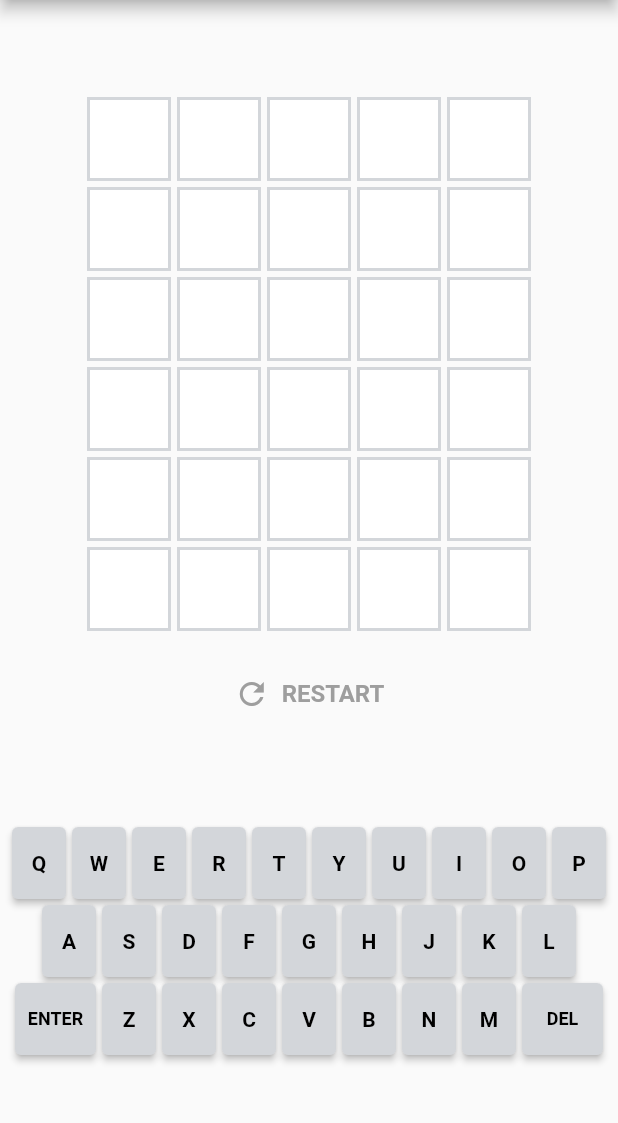
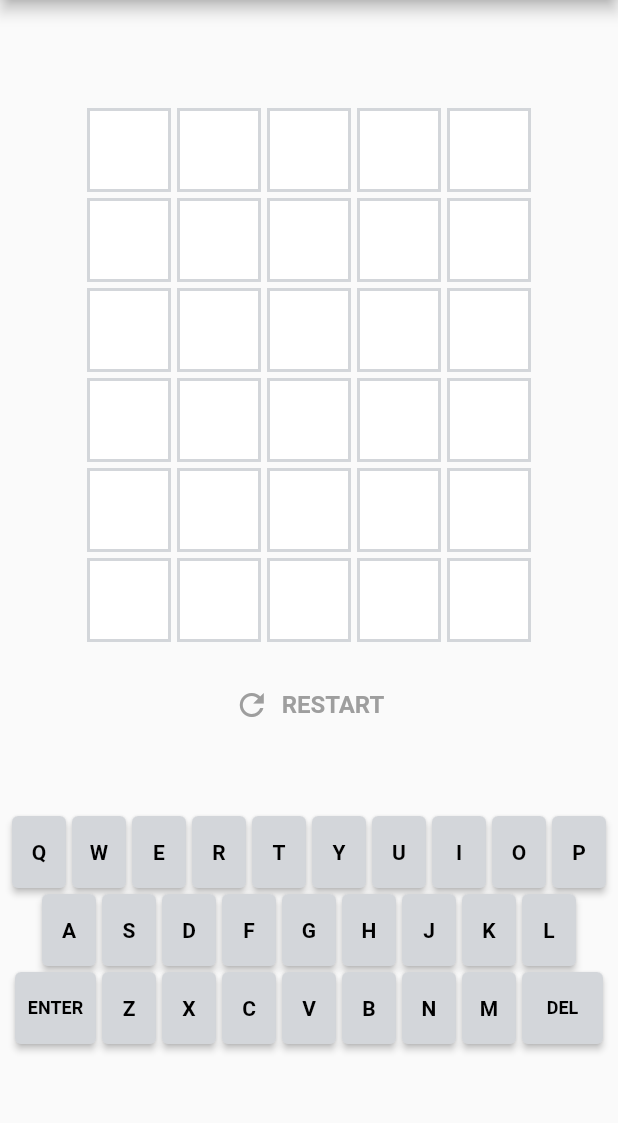
Before and after one commit to Reyurnible/wordlef, a Flutter app: the screen it shows after launch, on a phone screen of 412 x 824 dp, the part 84-1207 px from its top. Run offline on Flutter 3.47's test engine with Material 2 defaults, Android fonts, the phone set to English and light mode, and no system bars; our stand-ins replace flutter_riverpod, fluttertoast.

Commit message:
:+1: Add scroll for minimum size

```diff
--- a/lib/pages/play/play_content.dart
+++ b/lib/pages/play/play_content.dart
@@ -31,12 +31,11 @@ class _PlayContentState extends State<PlayContent> {
   @override
   Widget build(BuildContext context) {
     return Center(
-      // Center is a layout widget. It takes a single child and positions it
-      // in the middle of the parent.
+      child: SingleChildScrollView(
         child: Column(
           mainAxisAlignment: MainAxisAlignment.center,
+          mainAxisSize: MainAxisSize.min,
           children: <Widget>[
-          const Spacer(flex: 1),
             // Six tiles
             GameBoardColumn(
               widget.game.board,
@@ -50,7 +49,7 @@ class _PlayContentState extends State<PlayContent> {
                   style: TextStyle(fontSize: 16, fontWeight: FontWeight.w600)),
               onPressed: _onRestartPressed,
             ),
-          const Spacer(flex: 1),
+            const SizedBox(height: 48),
             // Keyboard
             Keyboard(
               letterWithResult: widget.game.getLetterWithResult(),
@@ -58,8 +57,8 @@ class _PlayContentState extends State<PlayContent> {
               onEnterPressed: _onEnterKeyPressed,
               onDeletePressed: _onDeleteKeyPressed,
             ),
-          const Spacer(flex: 1),
           ],
+        ),
       ),
     );
   }
```
Lines whose indentation alone changed are shown as unchanged.
